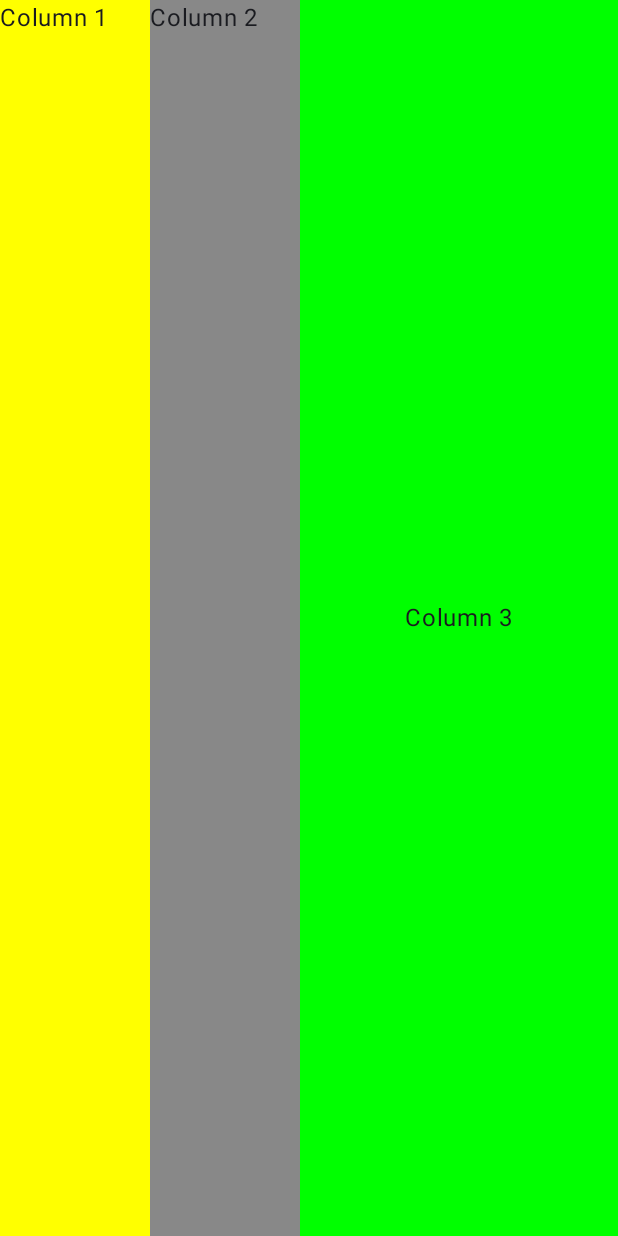
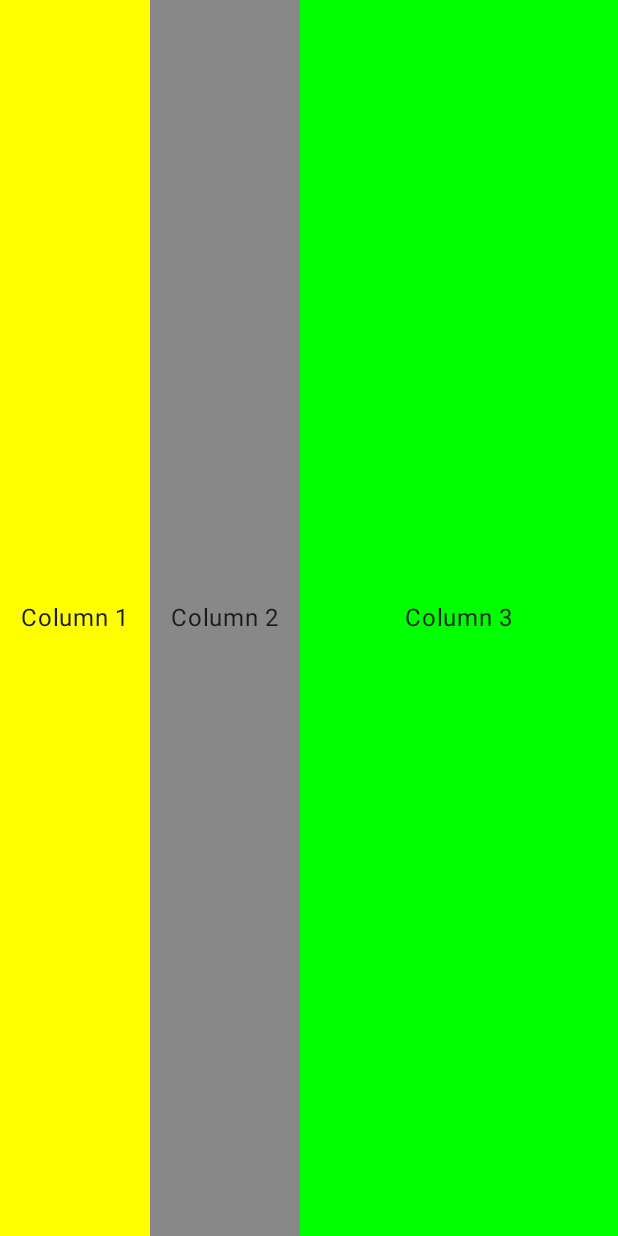
Before and after one commit to garvitmalik2121/MalikStudentStudyTime, an Android app built with Jetpack Compose: the screen it shows after launch (MainActivity), on a phone screen of 412 x 824 dp. Run offline under Robolectric (Android 15) with nearby library versions, the phone set to English and light mode, and no system bars.

Commit message:
set text to centre

```diff
--- a/app/src/main/java/com/malik21/malikstudentstudytime/MainActivity.kt
+++ b/app/src/main/java/com/malik21/malikstudentstudytime/MainActivity.kt
@@ -48,10 +48,14 @@ fun TestLayout(name: String, modifier: Modifier = Modifier) {
     Row(
         modifier = Modifier.fillMaxSize()
     ) {
-        Column(modifier = Modifier.fillMaxHeight().width(100.dp).background(Color.Yellow)) {
+        Column(modifier = Modifier.fillMaxHeight().width(100.dp).background(Color.Yellow),
+            verticalArrangement = Arrangement.Center,
+            horizontalAlignment = Alignment.CenterHorizontally) {
             Text(text = "Column 1")
         }
-        Column(modifier = Modifier.fillMaxHeight().width(100.dp).background(Color.Gray)) {
+        Column(modifier = Modifier.fillMaxHeight().width(100.dp).background(Color.Gray),
+            verticalArrangement = Arrangement.Center,
+            horizontalAlignment = Alignment.CenterHorizontally) {
             Text(text = "Column 2")
         }
         Column(modifier = Modifier.fillMaxHeight().fillMaxWidth().background(Color.Green),
```
